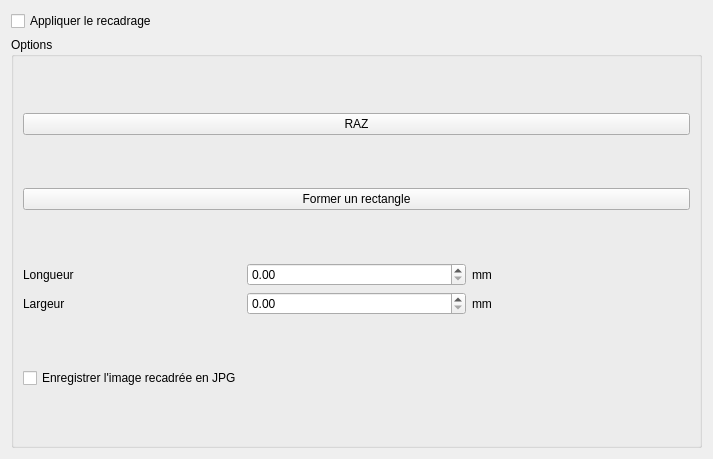
Old version of the form cropform.ui in the repository AugusteBonnin/CRACKS.
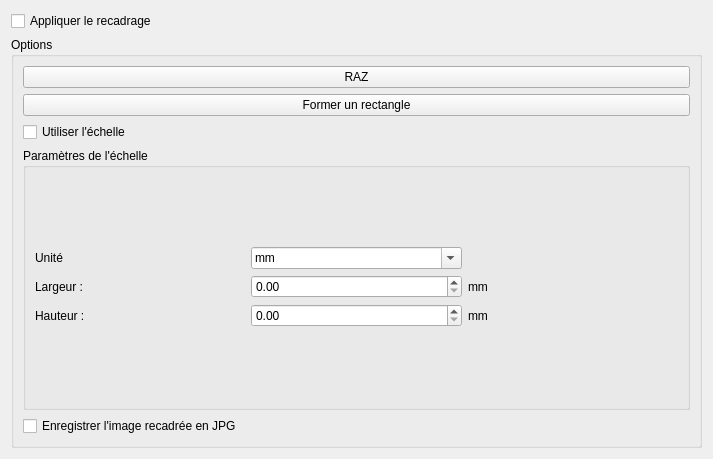
New version of the form.

Commit message: Version majeure, échelle bilan pleins de bug corrigés

```diff
--- a/cropform.ui
+++ b/cropform.ui
@@ -45,46 +45,100 @@
        <layout class="QHBoxLayout" name="horizontalLayout_2">
         <item>
          <layout class="QGridLayout" name="gridLayout">
+          <item row="0" column="0">
+           <widget class="QCheckBox" name="checkBox_3">
+            <property name="text">
+             <string>Utiliser l'échelle</string>
+            </property>
+           </widget>
+          </item>
           <item row="1" column="0">
-           <widget class="QLabel" name="label_3">
+           <widget class="QGroupBox" name="groupBox">
+            <property name="title">
+             <string>Paramètres de l'échelle</string>
+            </property>
+            <layout class="QGridLayout" name="gridLayout_4">
+             <item row="0" column="0">
+              <layout class="QGridLayout" name="gridLayout_3">
+               <item row="0" column="0">
+                <widget class="QLabel" name="label_5">
             <property name="text">
-             <string>Largeur</string>
+                  <string>Unité</string>
             </property>
            </widget>
           </item>
+               <item row="0" column="1">
+                <widget class="QComboBox" name="comboBox">
+                 <property name="editable">
+                  <bool>true</bool>
+                 </property>
+                 <item>
+                  <property name="text">
+                   <string>mm</string>
+                  </property>
+                 </item>
+                 <item>
+                  <property name="text">
+                   <string>cm</string>
+                  </property>
+                 </item>
+                 <item>
+                  <property name="text">
+                   <string>m</string>
+                  </property>
+                 </item>
+                 <item>
+                  <property name="text">
+                   <string>km</string>
+                  </property>
+                 </item>
+                </widget>
+               </item>
           <item row="1" column="2">
-           <widget class="QLabel" name="label_2">
+                <widget class="QLabel" name="label_4">
             <property name="text">
              <string>mm</string>
             </property>
            </widget>
           </item>
-          <item row="1" column="1">
-           <widget class="QDoubleSpinBox" name="doubleSpinBox">
-            <property name="maximum">
-             <double>9999.989999999999782</double>
-            </property>
-           </widget>
-          </item>
-          <item row="0" column="0">
+               <item row="1" column="0">
            <widget class="QLabel" name="label">
             <property name="text">
-             <string>Longueur</string>
+                  <string>Largeur :</string>
             </property>
            </widget>
           </item>
-          <item row="0" column="1">
+               <item row="1" column="1">
            <widget class="QDoubleSpinBox" name="doubleSpinBox_2">
             <property name="maximum">
              <double>9999.989999999999782</double>
             </property>
            </widget>
           </item>
-          <item row="0" column="2">
-           <widget class="QLabel" name="label_4">
+               <item row="2" column="0">
+                <widget class="QLabel" name="label_3">
+                 <property name="text">
+                  <string>Hauteur :</string>
+                 </property>
+                </widget>
+               </item>
+               <item row="2" column="1">
+                <widget class="QDoubleSpinBox" name="doubleSpinBox">
+                 <property name="maximum">
+                  <double>9999.989999999999782</double>
+                 </property>
+                </widget>
+               </item>
+               <item row="2" column="2">
+                <widget class="QLabel" name="label_2">
             <property name="text">
              <string>mm</string>
             </property>
+                </widget>
+               </item>
+              </layout>
+             </item>
+            </layout>
            </widget>
           </item>
          </layout>
```
Lines whose indentation alone changed are shown as unchanged. The commit also changes 49 other files.
